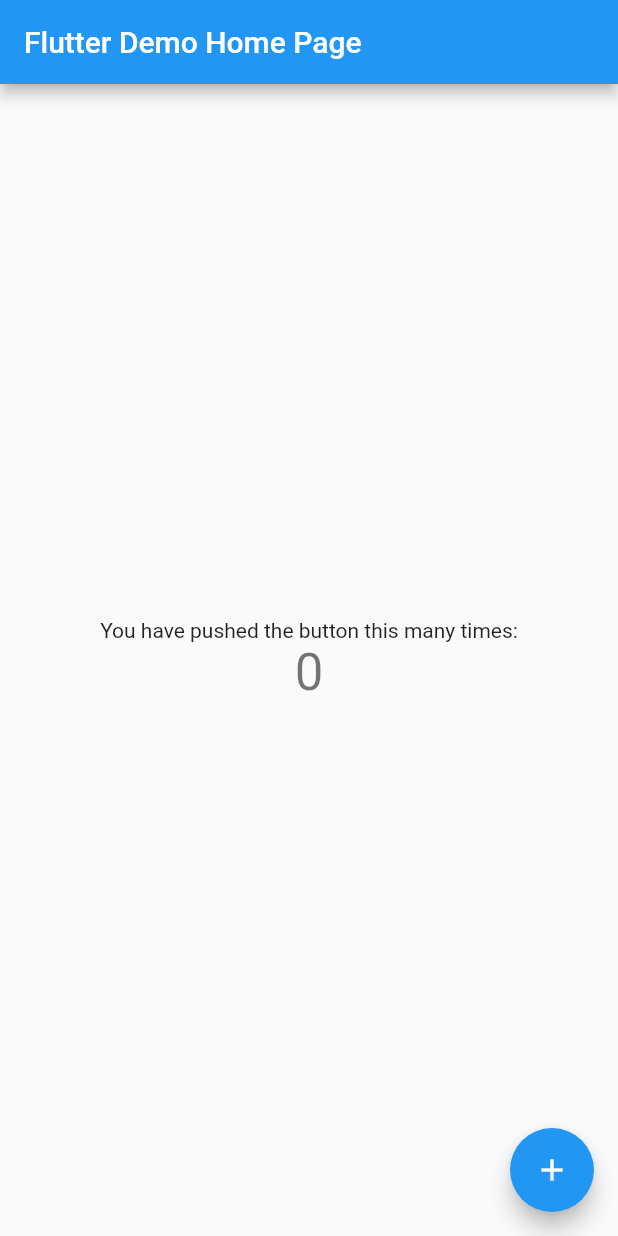
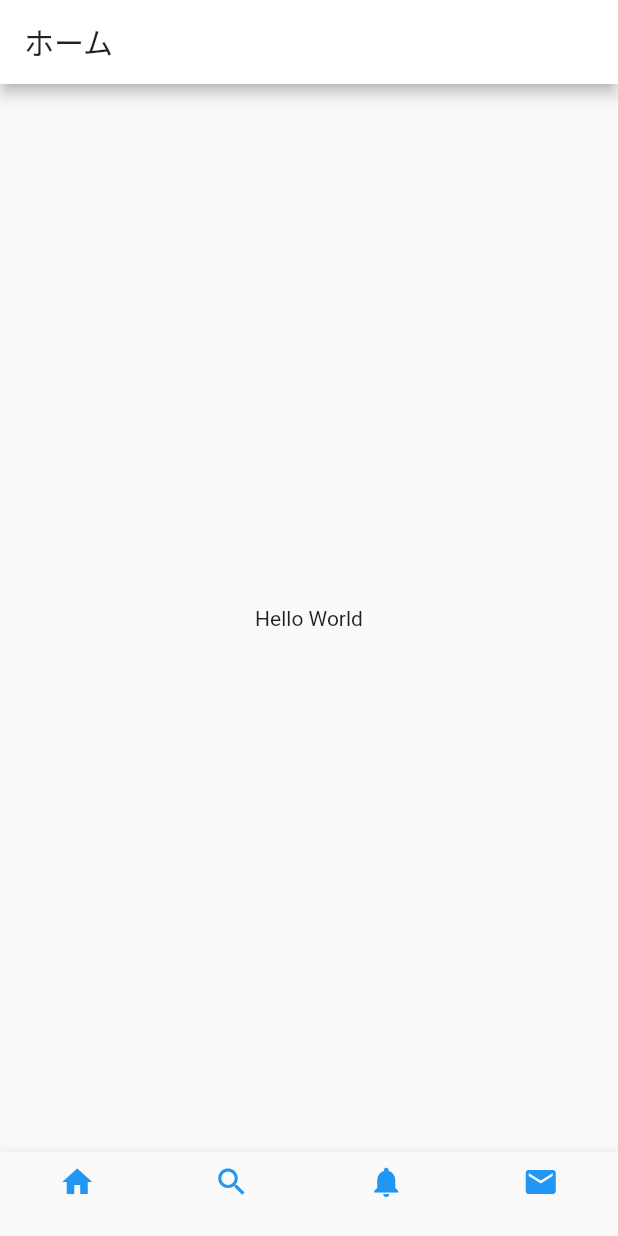
Before and after one commit to YuikoIto/twitterclone, a Flutter app: the screen it shows after launch, on a phone screen of 412 x 824 dp. Run offline on Flutter 3.47's test engine with Material 2 defaults, Android fonts, the light colour scheme and no system bars.

Commit message:
make underBar

```diff
--- a/lib/main.dart
+++ b/lib/main.dart
@@ -10,108 +10,55 @@
   Widget build(BuildContext context) {
     return MaterialApp(
       title: 'Flutter Demo',
-      theme: ThemeData(
-        // This is the theme of your application.
-        //
-        // Try running your application with "flutter run". You'll see the
-        // application has a blue toolbar. Then, without quitting the app, try
-        // changing the primarySwatch below to Colors.green and then invoke
-        // "hot reload" (press "r" in the console where you ran "flutter run",
-        // or simply save your changes to "hot reload" in a Flutter IDE).
-        // Notice that the counter didn't reset back to zero; the application
-        // is not restarted.
-        primarySwatch: Colors.blue,
-        // This makes the visual density adapt to the platform that you run
-        // the app on. For desktop platforms, the controls will be smaller and
-        // closer together (more dense) than on mobile platforms.
-        visualDensity: VisualDensity.adaptivePlatformDensity,
+      theme: new ThemeData(
+        primaryColor: Colors.white
       ),
-      home: MyHomePage(title: 'Flutter Demo Home Page'),
+      home: MyHomePage(),
     );
   }
 }
 
 class MyHomePage extends StatefulWidget {
-  MyHomePage({Key key, this.title}) : super(key: key);
-
-  // This widget is the home page of your application. It is stateful, meaning
-  // that it has a State object (defined below) that contains fields that affect
-  // how it looks.
-
-  // This class is the configuration for the state. It holds the values (in this
-  // case the title) provided by the parent (in this case the App widget) and
-  // used by the build method of the State. Fields in a Widget subclass are
-  // always marked "final".
-
-  final String title;
-
   @override
-  _MyHomePageState createState() => _MyHomePageState();
+  _MyHomePageState createState() => new _MyHomePageState();
 }
 
 class _MyHomePageState extends State<MyHomePage> {
-  int _counter = 0;
-
-  void _incrementCounter() {
-    setState(() {
-      // This call to setState tells the Flutter framework that something has
-      // changed in this State, which causes it to rerun the build method below
-      // so that the display can reflect the updated values. If we changed
-      // _counter without calling setState(), then the build method would not be
-      // called again, and so nothing would appear to happen.
-      _counter++;
-    });
+  @override
+  Widget build(BuildContext context){
+    return new Scaffold(
+      appBar: new AppBar(
+        title: new Text("ホーム"),
+      ),
+      body: new Center(
+        child: Text("Hello World")
+      ),
+      bottomNavigationBar: BottomNavigationBar(
+        currentIndex: 0,
+        onTap: _onTaped,
+        type: BottomNavigationBarType.fixed,
+        items: [
+          BottomNavigationBarItem(
+            icon: new Icon(Icons.home, color: Colors.blue,),
+            title: new Text(''),
+          ),
+          BottomNavigationBarItem(
+            icon: new Icon(Icons.search, color: Colors.blue,),
+            title: new Text(''),
+          ),
+          BottomNavigationBarItem(
+            icon: new Icon(Icons.notifications, color: Colors.blue,),
+            title: new Text(''),
+          ),
+          BottomNavigationBarItem(
+            icon: new Icon(Icons.mail, color: Colors.blue,),
+            title: new Text(''),
+          ),
+        ]),
+    );
   }
 
-  @override
-  Widget build(BuildContext context) {
-    // This method is rerun every time setState is called, for instance as done
-    // by the _incrementCounter method above.
-    //
-    // The Flutter framework has been optimized to make rerunning build methods
-    // fast, so that you can just rebuild anything that needs updating rather
-    // than having to individually change instances of widgets.
-    return Scaffold(
-      appBar: AppBar(
-        // Here we take the value from the MyHomePage object that was created by
-        // the App.build method, and use it to set our appbar title.
-        title: Text(widget.title),
-      ),
-      body: Center(
-        // Center is a layout widget. It takes a single child and positions it
-        // in the middle of the parent.
-        child: Column(
-          // Column is also a layout widget. It takes a list of children and
-          // arranges them vertically. By default, it sizes itself to fit its
-          // children horizontally, and tries to be as tall as its parent.
-          //
-          // Invoke "debug painting" (press "p" in the console, choose the
-          // "Toggle Debug Paint" action from the Flutter Inspector in Android
-          // Studio, or the "Toggle Debug Paint" command in Visual Studio Code)
-          // to see the wireframe for each widget.
-          //
-          // Column has various properties to control how it sizes itself and
-          // how it positions its children. Here we use mainAxisAlignment to
-          // center the children vertically; the main axis here is the vertical
-          // axis because Columns are vertical (the cross axis would be
-          // horizontal).
-          mainAxisAlignment: MainAxisAlignment.center,
-          children: <Widget>[
-            Text(
-              'You have pushed the button this many times:',
-            ),
-            Text(
-              '$_counter',
-              style: Theme.of(context).textTheme.headline4,
-            ),
-          ],
-        ),
-      ),
-      floatingActionButton: FloatingActionButton(
-        onPressed: _incrementCounter,
-        tooltip: 'Increment',
-        child: Icon(Icons.add),
-      ), // This trailing comma makes auto-formatting nicer for build methods.
-    );
+  _onTaped(int index){
+    print(index);
   }
 }
```
